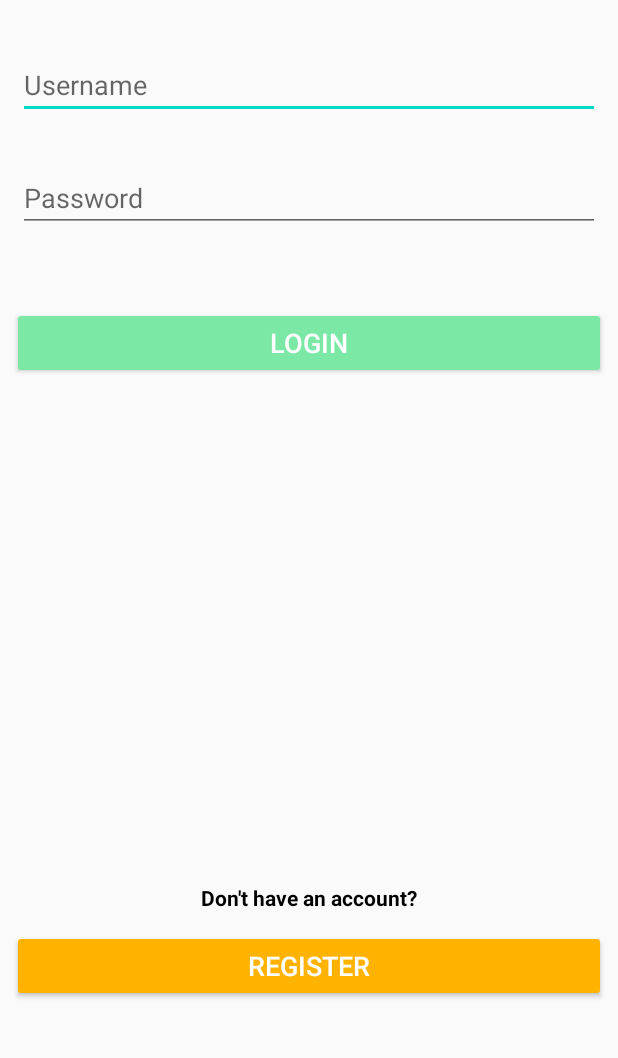
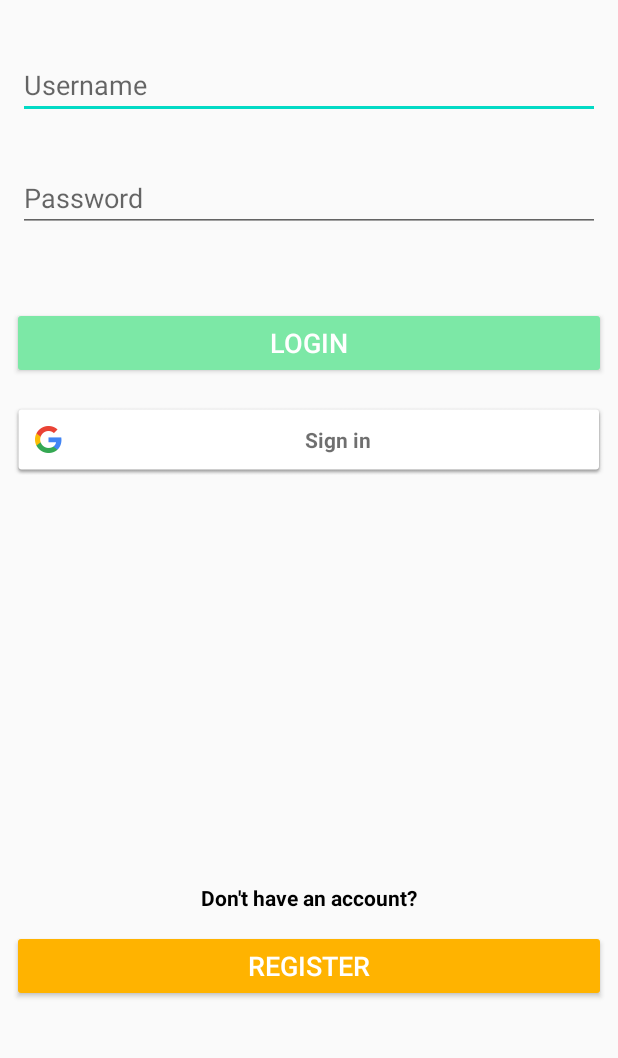
Before and after one commit to pgarza917/GroupStudy, an Android app: the screen it shows after launch (LoginActivity), on a phone screen of 412 x 824 dp, the part 84-1142 px from its top. Run offline under Robolectric (Android 15) with nearby library versions, the phone set to English and light mode, and no system bars; libraries missing offline, so code that uses them is left out: com.parse; 5 statements that could not run were skipped.

Commit message:
Setup project to allow Google sign-in with Google SDK

```diff
--- a/app/build.gradle
+++ b/app/build.gradle
@@ -56,4 +56,5 @@ dependencies {
     implementation 'org.parceler:parceler-api:1.1.12'
     annotationProcessor 'org.parceler:parceler:1.1.12'
     implementation 'com.squareup.okio:okio:2.7.0'
+    implementation 'com.google.android.gms:play-services-auth:18.1.0'
 }
--- a/app/src/main/java/com/example/studygroup/loginAndRegister/LoginFragment.java
+++ b/app/src/main/java/com/example/studygroup/loginAndRegister/LoginFragment.java
@@ -1,5 +1,6 @@
 package com.example.studygroup.loginAndRegister;
 
+import android.app.Activity;
 import android.content.Intent;
 import android.os.Bundle;
 
@@ -11,12 +12,20 @@ import android.util.Log;
 import android.view.LayoutInflater;
 import android.view.View;
 import android.view.ViewGroup;
+import android.view.animation.AccelerateInterpolator;
 import android.widget.Button;
 import android.widget.EditText;
 import android.widget.Toast;
 
 import com.example.studygroup.MainActivity;
 import com.example.studygroup.R;
+import com.google.android.gms.auth.api.signin.GoogleSignIn;
+import com.google.android.gms.auth.api.signin.GoogleSignInAccount;
+import com.google.android.gms.auth.api.signin.GoogleSignInClient;
+import com.google.android.gms.auth.api.signin.GoogleSignInOptions;
+import com.google.android.gms.common.SignInButton;
+import com.google.android.gms.common.api.ApiException;
+import com.google.android.gms.tasks.Task;
 import com.parse.LogInCallback;
 import com.parse.ParseException;
 import com.parse.ParseUser;
@@ -27,12 +36,15 @@ import com.parse.ParseUser;
 public class LoginFragment extends Fragment {
 
     public static final String TAG = LoginFragment.class.getSimpleName();
+    public static final int GOOGLE_SIGN_IN_REQUEST_CODE = 5456;
 
+    private GoogleSignInClient mGoogleSignInClient;
 
     private EditText mUsernameEditText;
     private EditText mPasswordEditText;
     private Button mLoginButton;
     private Button mRegisterButton;
+    private SignInButton mGoogleSignInButton;
 
     public LoginFragment() {
         // Required empty public constructor
@@ -49,6 +61,23 @@ public class LoginFragment extends Fragment {
     public void onViewCreated(@NonNull View view, @Nullable Bundle savedInstanceState) {
         super.onViewCreated(view, savedInstanceState);
 
+        // Configure sign-in to request the user's ID, email address, and basic
+        // profile. ID and basic profile are included in DEFAULT_SIGN_IN.
+        GoogleSignInOptions gso = new GoogleSignInOptions.Builder(GoogleSignInOptions.DEFAULT_SIGN_IN)
+                .requestEmail()
+                .build();
+
+        // Build a GoogleSignInClient with the options specified by gso.
+        mGoogleSignInClient = GoogleSignIn.getClient(getContext(), gso);
+
+        // Check for existing Google Sign In account, if the user is already signed in
+        // the GoogleSignInAccount will be non-null.
+        GoogleSignInAccount account = GoogleSignIn.getLastSignedInAccount(getContext());
+
+        if(account != null) {
+            goToMainActivity();
+        }
+
         // Check to see if there is a cached user so we don't make the user have to sign
         // in again if they already have before. Persistence of user login across app
         // restarts
@@ -61,6 +90,7 @@ public class LoginFragment extends Fragment {
         mPasswordEditText = view.findViewById(R.id.passwordEditText);
         mLoginButton = view.findViewById(R.id.loginButton);
         mRegisterButton = view.findViewById(R.id.goToRegisterButton);
+        mGoogleSignInButton = view.findViewById(R.id.googleSignInButton);
 
         // Set click listener to handle registration when 'Register Account' button is tapped
         mLoginButton.setOnClickListener(new View.OnClickListener() {
@@ -73,6 +103,13 @@ public class LoginFragment extends Fragment {
             }
         });
 
+        mGoogleSignInButton.setOnClickListener(new View.OnClickListener() {
+            @Override
+            public void onClick(View view) {
+                launchGoogleSignIn();
+            }
+        });
+
         mRegisterButton.setOnClickListener(new View.OnClickListener() {
             @Override
             public void onClick(View view) {
@@ -82,6 +119,30 @@ public class LoginFragment extends Fragment {
                 ((LoginActivity) getContext()).getSupportFragmentManager().beginTransaction().replace(R.id.frameLayoutContainer, fragment).commit();
             }
         });
+    }
+
+    @Override
+    public void onActivityResult(int requestCode, int resultCode, @Nullable Intent data) {
+        super.onActivityResult(requestCode, resultCode, data);
+
+        if(resultCode != Activity.RESULT_OK) {
+            Log.i(TAG, "Error on returning to login fragment from launched activity!");
+            return;
+        }
+        if(requestCode == GOOGLE_SIGN_IN_REQUEST_CODE) {
+            // The Task returned from this call is always completed, no need to attach
+            // a listener.
+            Task<GoogleSignInAccount> task = GoogleSignIn.getSignedInAccountFromIntent(data);
+            try {
+                GoogleSignInAccount account = task.getResult(ApiException.class);
+                // Signed in successfully, show authenticated UI.
+                goToMainActivity();
+            } catch (ApiException e) {
+                // The ApiException status code indicates the detailed failure reason.
+                // Please refer to the GoogleSignInStatusCodes class reference for more information.
+                Log.w(TAG, "signInResult:failed code=" + e.getStatusCode());
+            }
+        }
     }
 
     // This method handles the logging in of a user with the user-provided credentials
@@ -108,4 +169,10 @@ public class LoginFragment extends Fragment {
         startActivity(intent);
         getActivity().finish();
     }
+
+    // Method to initiate signing-in with a Google account
+    private void launchGoogleSignIn() {
+        Intent signInIntent = mGoogleSignInClient.getSignInIntent();
+        startActivityForResult(signInIntent, GOOGLE_SIGN_IN_REQUEST_CODE);
+    }
 }
--- a/app/src/main/res/layout/fragment_login.xml
+++ b/app/src/main/res/layout/fragment_login.xml
@@ -43,6 +43,15 @@
         android:textColor="@android:color/white"
         android:textSize="18sp" />
 
+    <com.google.android.gms.common.SignInButton
+        android:id="@+id/googleSignInButton"
+        android:layout_width="match_parent"
+        android:layout_height="wrap_content"
+        android:layout_below="@+id/loginButton"
+        android:layout_marginStart="8dp"
+        android:layout_marginTop="16dp"
+        android:layout_marginEnd="8dp" />
+
     <Button
         android:id="@+id/goToRegisterButton"
         android:layout_width="match_parent"
```
